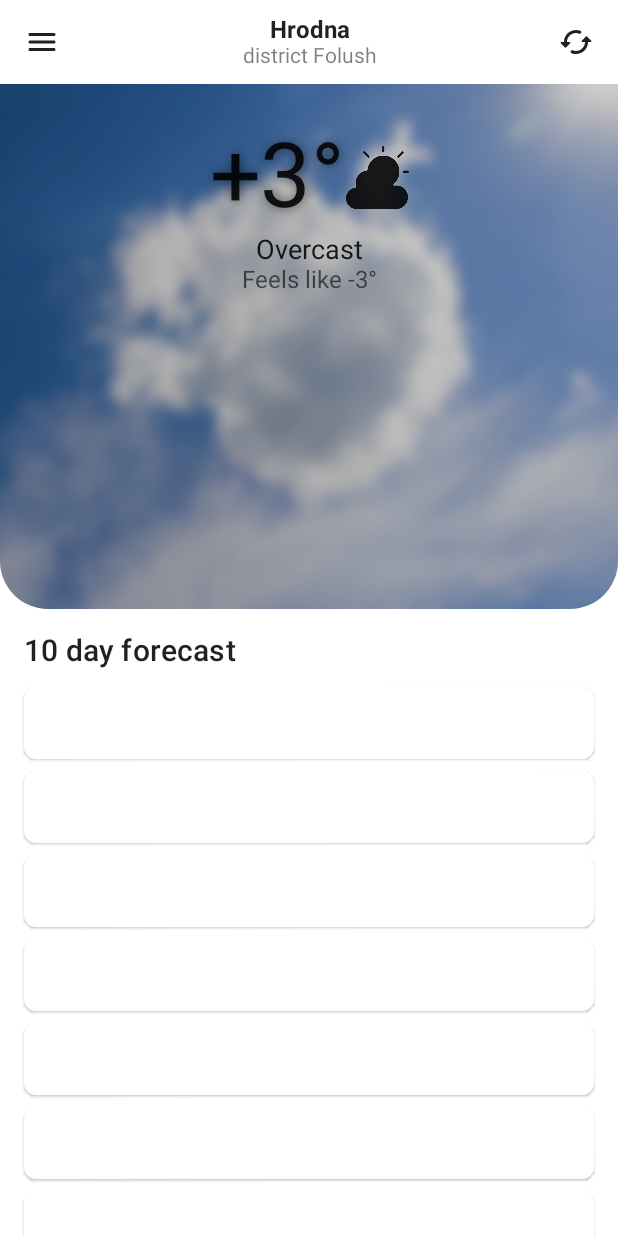
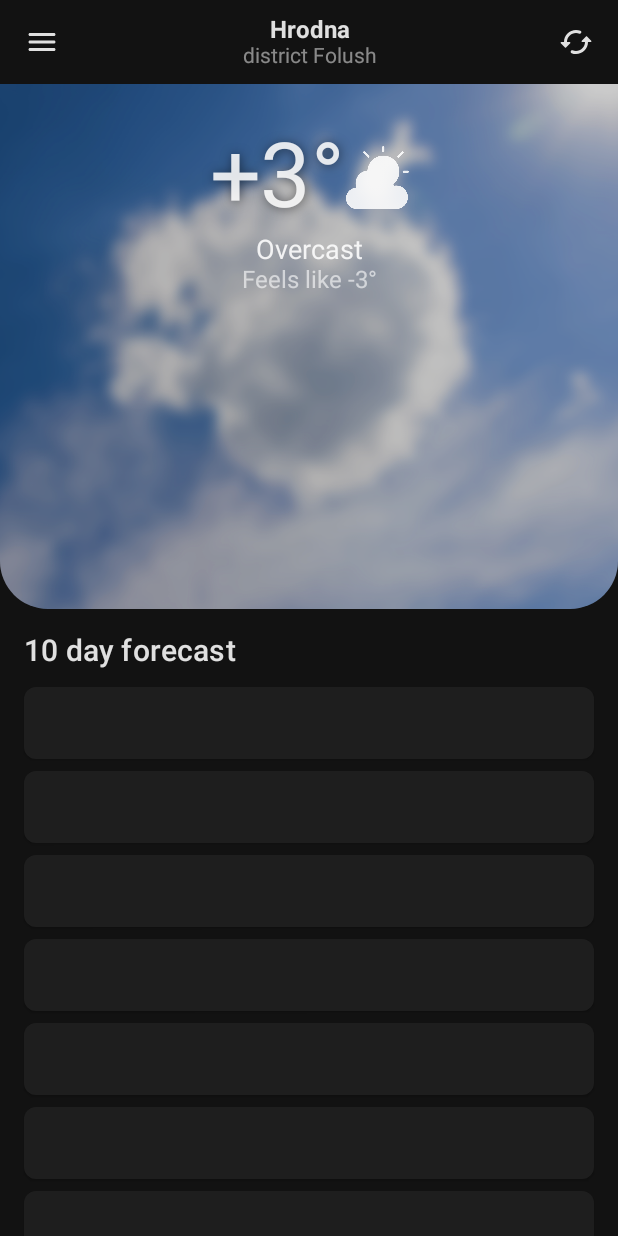
Before and after one commit to Coolightman/Weather, an Android app built with Jetpack Compose: the screen it shows after launch (MainActivity), on a phone screen of 412 x 824 dp. Run offline under Robolectric (Android 15) with nearby library versions, the phone set to English and light mode, and no system bars; our stand-ins replace accompanist.

Commit message:
update system bars colors

```diff
--- a/app/build.gradle
+++ b/app/build.gradle
@@ -53,7 +53,8 @@ dependencies {
     implementation 'androidx.activity:activity-compose:1.6.1'
     implementation "androidx.compose.ui:ui:$compose_ui_version"
     implementation "androidx.compose.ui:ui-tooling-preview:$compose_ui_version"
-    implementation 'androidx.compose.material:material:1.3.0'
+    implementation 'androidx.compose.material:material:1.3.1'
+    implementation "com.google.accompanist:accompanist-systemuicontroller:0.27.0"
 
     testImplementation 'junit:junit:4.13.2'
     androidTestImplementation 'androidx.test.ext:junit:1.1.4'
--- a/app/src/main/java/by/coolightman/weather/ui/MainActivity.kt
+++ b/app/src/main/java/by/coolightman/weather/ui/MainActivity.kt
@@ -6,9 +6,11 @@ import androidx.activity.compose.setContent
 import androidx.compose.foundation.layout.fillMaxSize
 import androidx.compose.material.MaterialTheme
 import androidx.compose.material.Surface
+import androidx.compose.runtime.SideEffect
 import androidx.compose.ui.Modifier
 import by.coolightman.weather.ui.screen.BaseScreen
 import by.coolightman.weather.ui.theme.WeatherTheme
+import com.google.accompanist.systemuicontroller.rememberSystemUiController
 
 class MainActivity : ComponentActivity() {
 
@@ -16,7 +18,18 @@ class MainActivity : ComponentActivity() {
         super.onCreate(savedInstanceState)
 
         setContent {
-            WeatherTheme {
+            WeatherTheme(darkTheme = true) {
+
+                val systemUiController = rememberSystemUiController()
+                val barsColor = MaterialTheme.colors.background
+
+                SideEffect {
+                    systemUiController.setSystemBarsColor(
+                        color = barsColor,
+                        darkIcons = false
+                    )
+                }
+
                 Surface(
                     modifier = Modifier.fillMaxSize(),
                     color = MaterialTheme.colors.background
--- a/app/src/main/java/by/coolightman/weather/ui/screen/BaseScreen.kt
+++ b/app/src/main/java/by/coolightman/weather/ui/screen/BaseScreen.kt
@@ -114,7 +114,7 @@ fun BaseScreen() {
 
                     SpacerHorizon(height = 12.dp)
 
-                    daysWeatherList.forEach {
+                    daysWeatherList.forEach { _ ->
                         Card(
                             modifier = Modifier
                                 .fillMaxWidth()
```
